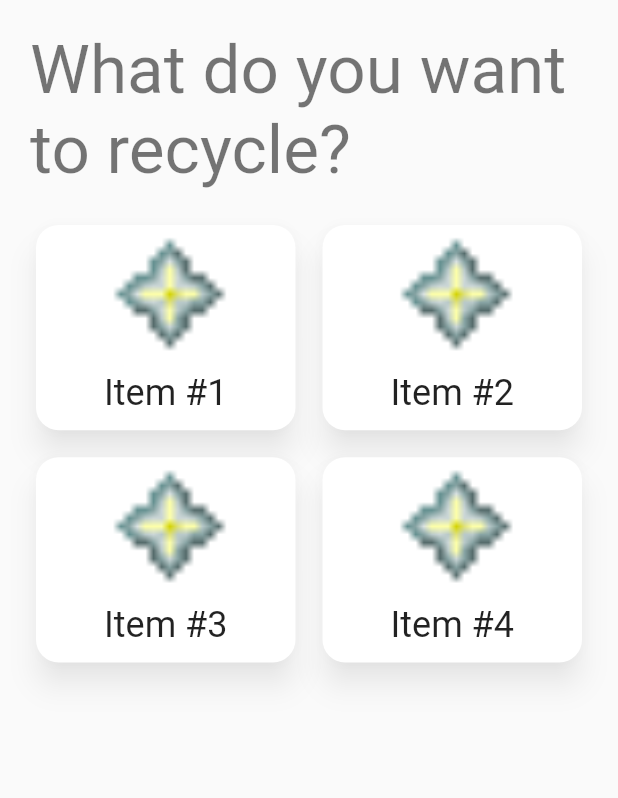
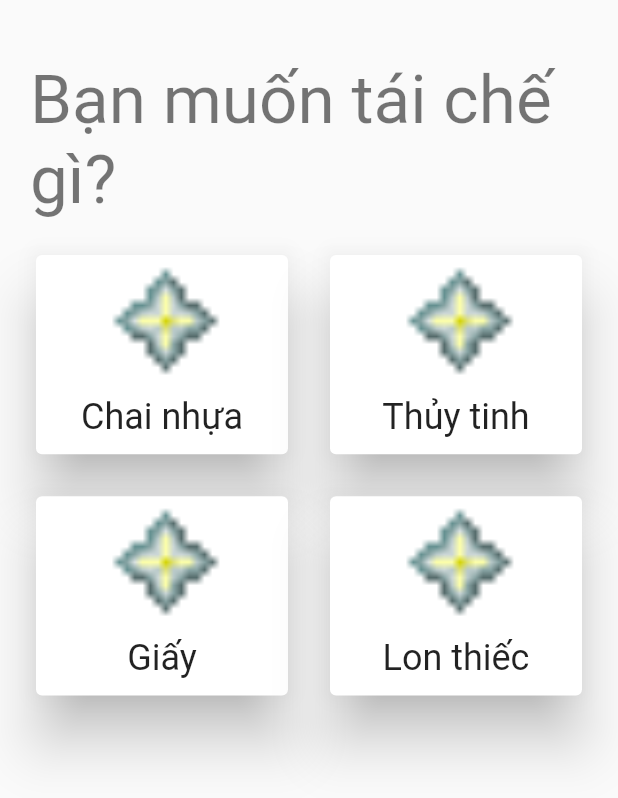
Before and after one commit to phuong-nh/Leafy, a Flutter app: the RecycleMapInterface widget shown alone on an empty page, opened directly, on a phone screen of 412 x 824 dp. Shown: the top 798 px of the screen. Run offline on Flutter 3.47's test engine with Material 2 defaults, Android fonts, the phone set to English and light mode, and no system bars; our stand-ins replace cloud_firestore, flutter_html, flutter_icons, flutter_markdown; accounts and stored records are empty.

Commit message:
Add files via upload

```diff
--- a/lib/modules/recycleMap/recycleMap.dart
+++ b/lib/modules/recycleMap/recycleMap.dart
@@ -6,18 +6,13 @@ class RecycleMapInterface extends StatelessWidget {
   @override
   Widget build(BuildContext context) {
     //recycleMapCardDatabaseGenerator();
-    return Scaffold(
-      body: SafeArea(
+    return Container(
       //padding: EdgeInsets.fromLTRB(getRecycleMapEdgePadding(), getRecycleMapEdgePadding(), getRecycleMapEdgePadding(), 0),
       child: Column(
         children: <Widget>[
           Container(
-              child: Text(
-                'What do you want to recycle?',
-                style: Theme.of(context).textTheme.headline3,
-              ),
-              padding: EdgeInsets.fromLTRB(getRecycleMapEdgePadding(),
-                  getRecycleMapEdgePadding(), getRecycleMapEdgePadding(), 0),
+            child: Text('Bạn muốn tái chế gì?', style: Theme.of(context).textTheme.headline3,),
+            padding: EdgeInsets.fromLTRB(getRecycleMapEdgePadding(), getRecycleMapEdgePadding() + 20, getRecycleMapEdgePadding(), 0),
           ),
           //RecycleMapCard(cardData: getRecycleMapCardData(0),),
           Expanded(
@@ -26,13 +21,11 @@ class RecycleMapInterface extends StatelessWidget {
               gridDelegate: SliverGridDelegateWithFixedCrossAxisCount(
                 crossAxisCount: 2,
                 childAspectRatio: 1.25,
-                  crossAxisSpacing: getRecycleMapEdgePadding() / 2,
-                  mainAxisSpacing: getRecycleMapEdgePadding() / 2,
+                crossAxisSpacing: getRecycleMapEdgePadding(),
+                mainAxisSpacing: getRecycleMapEdgePadding(),
               ),
               itemBuilder: (BuildContext context, int _index) {
-                  return RecycleMapCard(
-                    cardData: getRecycleMapCardData(_index),
-                  );
+                return RecycleMapCard(cardData: getRecycleMapCardData(_index),);
               },
               padding: EdgeInsets.all(getRecycleMapEdgePadding()),
               //physics: ScrollPhysics(),
@@ -40,7 +33,6 @@ class RecycleMapInterface extends StatelessWidget {
           ),
         ],
       ),
-      ),
     );
   }
 }
--- a/lib/modules/recycleMap/recycleMapData.dart
+++ b/lib/modules/recycleMap/recycleMapData.dart
@@ -15,11 +15,7 @@ class RecycleMapPointData {
   String pointDescription;
   Widget getPointDataCard() {
     return Card(
-      elevation: 8,
-      shadowColor: Colors.black38,
-      shape: RoundedRectangleBorder(
-        borderRadius: BorderRadius.all(Radius.circular(10)),
-      ),
+      elevation: getRecycleMapEdgePadding() / 2,
       child: ListTile(
         title: Text(pointName),
         subtitle: Text(pointDescription),
@@ -37,14 +33,8 @@ class _RecycleMapPointListData {
     return Expanded(
       child: ListView.builder(
         itemCount: pointList.length,
-        itemBuilder: (BuildContext context, int _index) => Column(
-          children: <Widget>[
-            pointList[_index].getPointDataCard(),
-            SizedBox(
-              height: 8,
-            ),
-          ],
-        ),
+        itemBuilder: (BuildContext context, int _index) =>
+          pointList[_index].getPointDataCard(),
       ),
     );
     //return pointList[0].getPointDataCard();
@@ -62,35 +52,24 @@ class RecycleMapCardData {
   _RecycleMapPointListData cardDataPointList;
   Widget getTitle(BuildContext context) {
     return Container(
-      child: Text(
-        cardTitle,
-        style: Theme.of(context).textTheme.headline5,
-      ),
+      child: Text(cardTitle, style: Theme.of(context).textTheme.headline5,),
       alignment: Alignment.center,
       height: 50,
     );
   }
-
   Widget getImage() {
-    return Expanded(
-      child: Image.asset(
-        cardImageDir,
-        fit: BoxFit.fitHeight,
-      ),
-    );
+    return Expanded(child: Image.asset(cardImageDir,
+      fit: BoxFit.fitHeight,
+    ),);
   }
-
   Widget getUnexpandedImage() {
-    return Image.asset(
-      cardImageDir,
+    return Image.asset(cardImageDir,
       fit: BoxFit.fitHeight,
     );
   }
-
   String getTitleString() {
     return cardTitle;
   }
-
   Widget getPointListDataList() {
     return cardDataPointList._getPointListData();
   }
@@ -100,56 +79,55 @@ List<RecycleMapCardData> recycleMapCardDatabase = new List();
 
 int recycleMapCardDatabaseGenerator() {
   recycleMapCardDatabase.add(RecycleMapCardData(
-    cardTitle: 'Item #1',
+    cardTitle: 'Chai nhựa',
     cardImageDir: 'lib/assets/recycleMapAssets/icon_placeholder.png',
-    cardDataPointList:
-        _RecycleMapPointListData(pointList: <RecycleMapPointData>[
+    cardDataPointList: _RecycleMapPointListData(pointList: <RecycleMapPointData>[
       RecycleMapPointData(
-        pointName: 'Ngung Bich Tower',
-        pointDescription: 'You can find Kieu here',
+        pointName: 'Unreal Cafe',
+        pointDescription: '28 đường Thất Hiệu, Đà Nẵng',
       ),
       RecycleMapPointData(
-        pointName: 'Wakanda',
-        pointDescription: 'Unlimited Vibranium',
+        pointName: 'Xưởng Chốn Ảo',
+        pointDescription: '85 đường Bất Tại, Đà Nẵng',
       ),
     ]),
   ));
   recycleMapCardDatabase.add(RecycleMapCardData(
-    cardTitle: 'Item #2',
+    cardTitle: 'Thủy tinh',
     cardImageDir: 'lib/assets/recycleMapAssets/icon_placeholder.png',
-    cardDataPointList:
-        _RecycleMapPointListData(pointList: <RecycleMapPointData>[
+    cardDataPointList: _RecycleMapPointListData(pointList: <RecycleMapPointData>[
       RecycleMapPointData(
-        pointName: 'America',
-        pointDescription: 'Get your guns ready',
+        pointName: 'Nhà máy thủy tinh Sơn Tinh',
+        pointDescription: '73 đường Viễn Hướng, Đà Nẵng',
+      ),
+      RecycleMapPointData(
+        pointName: 'Xưởng Chốn Ảo',
+        pointDescription: '85 đường Bất Tại, Đà Nẵng',
       ),
     ]),
   ));
   recycleMapCardDatabase.add(RecycleMapCardData(
-    cardTitle: 'Item #3',
+    cardTitle: 'Giấy',
     cardImageDir: 'lib/assets/recycleMapAssets/icon_placeholder.png',
-    cardDataPointList:
-        _RecycleMapPointListData(pointList: <RecycleMapPointData>[
+    cardDataPointList: _RecycleMapPointListData(pointList: <RecycleMapPointData>[
       RecycleMapPointData(
-        pointName: 'America',
-        pointDescription: 'Get your guns ready',
+        pointName: 'Xưởng Chốn Ảo',
+        pointDescription: '85 đường Bất Tại, Đà Nẵng',
       ),
     ]),
   ));
   recycleMapCardDatabase.add(RecycleMapCardData(
-    cardTitle: 'Item #4',
+    cardTitle: 'Lon thiếc',
     cardImageDir: 'lib/assets/recycleMapAssets/icon_placeholder.png',
-    cardDataPointList:
-        _RecycleMapPointListData(pointList: <RecycleMapPointData>[
+    cardDataPointList: _RecycleMapPointListData(pointList: <RecycleMapPointData>[
       RecycleMapPointData(
-        pointName: 'America',
-        pointDescription: 'Get your guns ready',
+        pointName: 'Không gian sáng tạo Đồ Vọc Vạch',
+        pointDescription: '142 đường Thất Hiệu, Đà Nẵng',
       ),
     ]),
   ));
   return 4;
 }
-
 RecycleMapCardData getRecycleMapCardData(int _index) {
   return recycleMapCardDatabase[_index];
 }
--- a/lib/modules/recycleMap/recycleMapElements.dart
+++ b/lib/modules/recycleMap/recycleMapElements.dart
@@ -17,19 +17,10 @@ class RecycleMapCard extends StatelessWidget {
           ),
         ),
         onTap: () {
-          Navigator.push(
-              context,
-              MaterialPageRoute(
-                  builder: (context) => RecycleMapCardNewPage(
-                        cardData: cardData,
-                      )));
+          Navigator.push(context, MaterialPageRoute(builder: (context) => RecycleMapCardNewPage(cardData: cardData,)));
         },
       ),
-      elevation: 8,
-      shadowColor: Colors.black38,
-      shape: RoundedRectangleBorder(
-        borderRadius: BorderRadius.all(Radius.circular(15)),
-      ),
+      elevation: 16,
     );
   }
 }
@@ -50,29 +41,21 @@ class RecycleMapCardNewPage extends StatelessWidget {
             aspectRatio: 1,
           ),
         ),
-        title: Text(
-          cardData.getTitleString(),
-          style: Theme.of(context).textTheme.headline6,
-        ),
+        title: Text(cardData.getTitleString(), style: Theme.of(context).textTheme.headline6,),
         actions: <Widget>[
           IconButton(
-            onPressed: () {
-              Navigator.pop(context);
-            },
+            onPressed: () {Navigator.pop(context);},
             icon: Icon(Icons.close),
           ),
-          SizedBox(
-            width: getRecycleMapEdgePadding() / 2,
-          )
+          SizedBox(width: getRecycleMapEdgePadding() / 2,)
         ],
         elevation: getRecycleMapEdgePadding(),
         shape: RoundedRectangleBorder(
           borderRadius: BorderRadius.only(
-            bottomLeft: Radius.circular(15),
-            bottomRight: Radius.circular(15),
+            bottomLeft: Radius.circular(getRecycleMapEdgePadding() / 2),
+            bottomRight: Radius.circular(getRecycleMapEdgePadding() / 2),
           ),
         ),
-        backgroundColor: Colors.green,
       ),
       body: Padding(
         padding: EdgeInsets.all(getRecycleMapEdgePadding()),
@@ -80,10 +63,7 @@ class RecycleMapCardNewPage extends StatelessWidget {
           children: <Widget>[
             Container(
               padding: EdgeInsets.all(getRecycleMapEdgePadding()),
-              child: Text(
-                'Where to recycle:\n' + cardData.getTitleString(),
-                style: Theme.of(context).textTheme.headline4,
-              ),
+              child: Text('Nơi tái chế:\n' + cardData.getTitleString(), style: Theme.of(context).textTheme.headline4,),
             ),
             cardData.getPointListDataList(),
           ],
```
Lines whose indentation alone changed are shown as unchanged.
